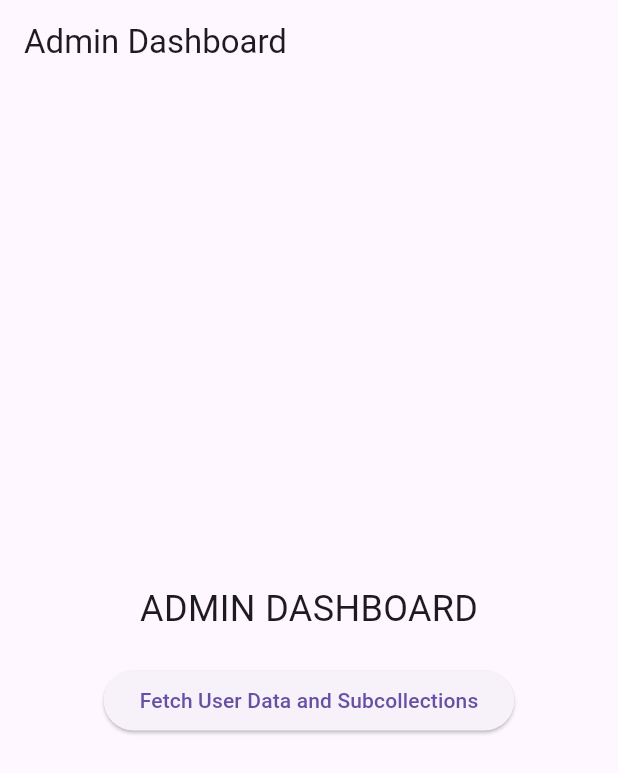
After one commit to rahulpandharkar/Employee_Tracking, a Flutter app: the AdminDashboard screen opened directly, after a tap on "Fetch User Data and Subcollections", on a phone screen of 412 x 824 dp. The commit adds this screen. Shown: the top 773 px of the screen. Run offline on Flutter 3.47's test engine with Material 3 defaults, Android fonts, the phone set to English and light mode, and no system bars; our stand-ins replace cloud_firestore, firebase_auth, firebase_core, geolocator, google_sign_in; accounts and stored records are empty.

Commit message:
Admin Dashboard to Fetch Details (on terminal only)

```diff
--- /dev/null
+++ b/lib/admin_dashboard.dart
@@ -0,0 +1,98 @@
+import 'package:flutter/material.dart';
+import 'package:cloud_firestore/cloud_firestore.dart';
+
+class AdminDashboard extends StatelessWidget {
+  const AdminDashboard({super.key});
+
+  // Function to fetch everything inside the user's document (including subcollections)
+  Future<void> fetchUserDataAndSubcollections(String email) async {
+    FirebaseFirestore firestore = FirebaseFirestore.instance;
+
+    try {
+      // Reference to the user's main document
+      final userDocRef = firestore.collection('users').doc(email);
+
+      // Fetch the user's main document (general data)
+      userDocRef.get().then((DocumentSnapshot userDoc) {
+        if (userDoc.exists) {
+          final userData = userDoc.data() as Map<String, dynamic>;
+          print('User Data: $userData');
+        } else {
+          print('No user found with that email.');
+        }
+      });
+
+      // Fetch the user's check-in history
+      final checkInHistoryRef = firestore
+          .collection('users')           // users collection
+          .doc(email)                    // user document (based on email)
+          .collection('checkinhistory');  // sub-collection 'checkinhistory'
+
+      final checkInSnapshot = await checkInHistoryRef.get();
+      if (checkInSnapshot.docs.isEmpty) {
+        print('No check-in history found for this user.');
+      } else {
+        checkInSnapshot.docs.forEach((doc) {
+          final checkInData = doc.data() as Map<String, dynamic>;
+          print('Check-in History Data: $checkInData');
+        });
+      }
+
+      // Manually fetching all other subcollections, if they exist
+      await _fetchSubcollections(userDocRef);
+
+    } catch (e) {
+      print('Error fetching data: $e');
+    }
+  }
+
+  // Manually fetch subcollections by checking known collections
+  Future<void> _fetchSubcollections(DocumentReference userDocRef) async {
+    try {
+      // Known subcollection names to check
+      final subcollectionNames = ['checkinhistory', 'otherSubCollection']; // add more subcollections here
+
+      for (var collectionName in subcollectionNames) {
+        final subcollectionRef = userDocRef.collection(collectionName);
+        final subcollectionSnapshot = await subcollectionRef.get();
+
+        if (subcollectionSnapshot.docs.isEmpty) {
+          print('No documents found in subcollection $collectionName.');
+        } else {
+          subcollectionSnapshot.docs.forEach((doc) {
+            final data = doc.data() as Map<String, dynamic>;
+            print('Data from subcollection $collectionName: $data');
+          });
+        }
+      }
+    } catch (e) {
+      print('Error fetching subcollections: $e');
+    }
+  }
+
+  @override
+  Widget build(BuildContext context) {
+    return Scaffold(
+      appBar: AppBar(title: const Text('Admin Dashboard')),
+      body: Center(
+        child: Column(
+          mainAxisAlignment: MainAxisAlignment.center,
+          children: <Widget>[
+            const Text(
+              'ADMIN DASHBOARD',
+              style: TextStyle(fontSize: 24),
+            ),
+            SizedBox(height: 20),
+            ElevatedButton(
+              onPressed: () {
+                // Example email to fetch all data for the user
+                fetchUserDataAndSubcollections('rahul@gmail.com');
+              },
+              child: const Text('Fetch User Data and Subcollections'),
+            ),
+          ],
+        ),
+      ),
+    );
+  }
+}
--- a/lib/login_register.dart
+++ b/lib/login_register.dart
@@ -2,6 +2,7 @@ import 'package:flutter/material.dart';
 import 'package:firebase_auth/firebase_auth.dart';
 import 'package:google_sign_in/google_sign_in.dart';
 import 'home_page.dart'; // Import the HomePage widget
+import 'admin_dashboard.dart'; // Import AdminDashboard widget
 
 class LoginRegister extends StatefulWidget {
   const LoginRegister({super.key});
@@ -24,6 +25,18 @@ class _LoginRegisterState extends State<LoginRegister> {
     try {
       if (_isRegistering) {
         // Registration logic
+        if (_emailController.text.trim() == "admin") {
+          // Skip email validation for "admin" user
+          await _auth.createUserWithEmailAndPassword(
+            email: "admin@admin.com", // Set a dummy valid email
+            password: _passwordController.text.trim(),
+          );
+          _showSuccessDialog('Registration successful');
+          Navigator.pushReplacement(
+            context,
+            MaterialPageRoute(builder: (context) => const HomePage()),
+          );
+        } else {
           await _auth.createUserWithEmailAndPassword(
             email: _emailController.text.trim(),
             password: _passwordController.text.trim(),
@@ -33,9 +46,18 @@ class _LoginRegisterState extends State<LoginRegister> {
             context,
             MaterialPageRoute(builder: (context) => const HomePage()),
           );
+        }
       } else {
         // Login logic
-        await _auth.signInWithEmailAndPassword(
+        if (_emailController.text.trim() == "admin" &&
+            _passwordController.text.trim() == "admin") {
+          // Skip email validation for "admin"
+          Navigator.pushReplacement(
+            context,
+            MaterialPageRoute(builder: (context) => const AdminDashboard()),
+          );
+        } else {
+          UserCredential userCredential = await _auth.signInWithEmailAndPassword(
             email: _emailController.text.trim(),
             password: _passwordController.text.trim(),
           );
@@ -44,6 +66,7 @@ class _LoginRegisterState extends State<LoginRegister> {
             context,
             MaterialPageRoute(builder: (context) => const HomePage()),
           );
+        }
       }
     } catch (e) {
       _showErrorDialog('Failed: ' + e.toString());
--- a/pubspec.yaml
+++ b/pubspec.yaml
@@ -37,6 +37,7 @@ dependencies:
   google_sign_in: ^6.2.2
   geolocator: ^13.0.2
   intl: ^0.19.0
+  fluttertoast: ^8.1.2
 
 
   # The following adds the Cupertino Icons font to your application.
```
Also changed, not shown: pubspec.lock. Lines whose indentation alone changed are shown as unchanged.
